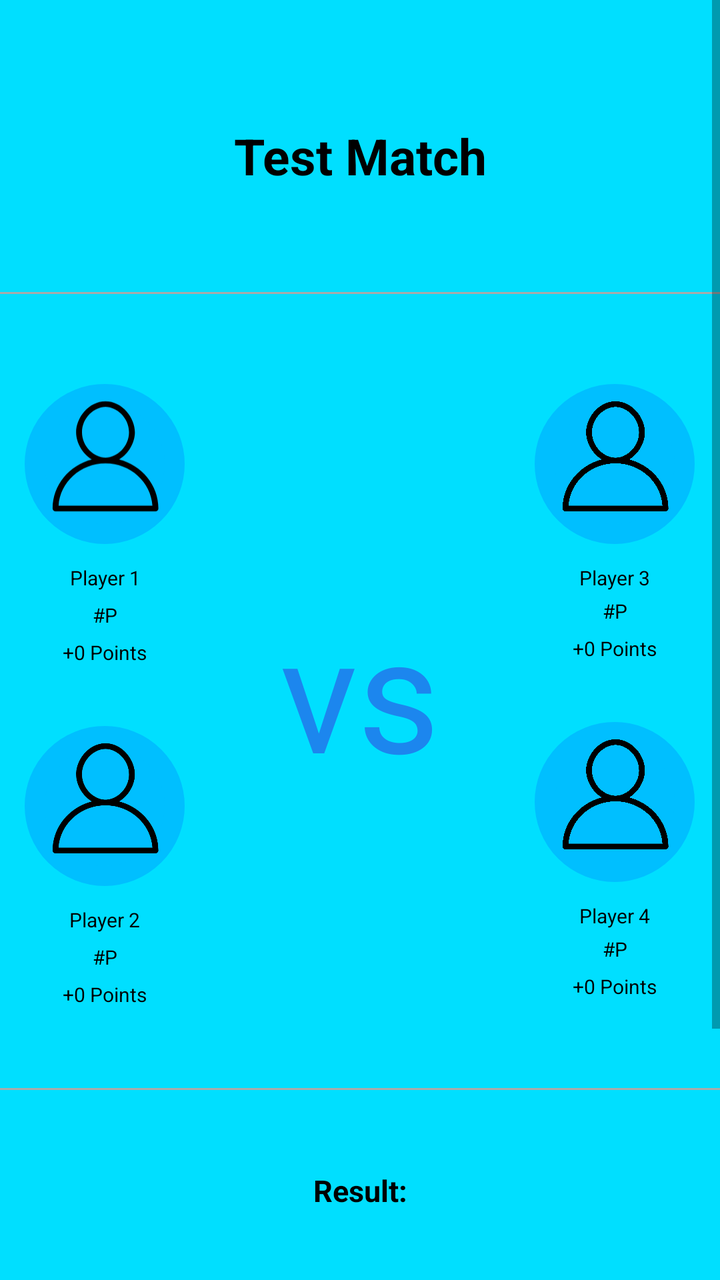
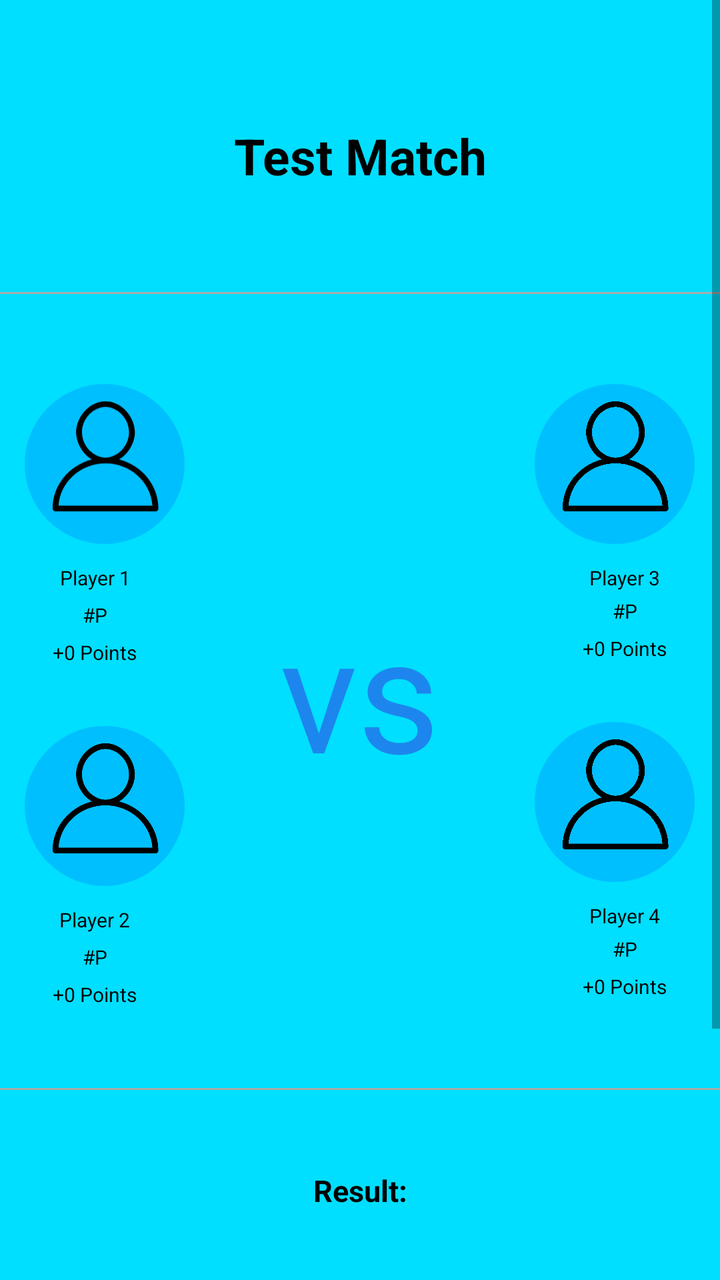

Compare the two renders of this Android layout. The source of the first and the diff that turns it into the second are given below.
<!-- AndroidManifest.xml: application theme AppTheme -->
<!-- res/layout/fragment_matchinfo.xml -->
<?xml version="1.0" encoding="utf-8"?>
<ScrollView xmlns:android="http://schemas.android.com/apk/res/android"
    xmlns:tools="http://schemas.android.com/tools"
    android:layout_width="match_parent"
    android:layout_height="match_parent"
    xmlns:app="http://schemas.android.com/apk/res-auto"
    android:background="@color/colorStatsActivity"
    tools:context=".statsFragments.MatchInfoFragment">

    <LinearLayout
        android:layout_width="match_parent"
        android:layout_height="wrap_content"
        android:paddingBottom="40dp"
        android:orientation="vertical">

        <androidx.appcompat.widget.Toolbar
            android:id="@+id/toolbar"
            android:layout_width="match_parent"
            android:layout_height="wrap_content"
            android:layout_marginTop="50dp"
            app:contentInsetStartWithNavigation="0dp">

        <TextView
            android:id="@+id/matchInfoTitle"
            android:layout_width="wrap_content"
            android:layout_height="wrap_content"
            android:layout_gravity="center"
            android:text="Test Match"
            android:textAlignment="center"
            android:textColor="#000"
            android:textSize="25sp"
            android:textStyle="bold" />

        </androidx.appcompat.widget.Toolbar>

        <View
            android:layout_width="match_parent"
            android:layout_height="1dp"
            android:layout_marginTop="40dp"
            android:layout_marginBottom="40dp"
            android:background="@android:color/darker_gray" />

        <LinearLayout
            android:layout_width="match_parent"
            android:layout_height="wrap_content">

            <LinearLayout
                android:layout_width="wrap_content"
                android:layout_height="wrap_content"
                android:orientation="vertical">

                <RelativeLayout
                    android:id="@+id/team1player1icon"
                    android:layout_width="80dp"
                    android:layout_height="80dp"
                    android:layout_gravity="center"
                    android:layout_marginStart="10dp"
                    android:layout_marginTop="5dp"
                    android:layout_marginEnd="5dp"
                    android:background="@drawable/round_corners_shape">

                    <ImageView
                        android:layout_width="70dp"
                        android:layout_height="70dp"
                        android:src="@drawable/ic_default_profile_24"
                        android:translationX="5dp" />
                </RelativeLayout>

                <TextView
                    android:id="@+id/team1player1name"
                    android:layout_width="wrap_content"
                    android:layout_height="wrap_content"
                    android:layout_gravity="center"
                    android:layout_marginStart="5dp"
                    android:gravity="center"
                    android:layout_marginTop="10dp"
                    android:text="Player 1"
                    android:textColor="#000"
                    android:textSize="10sp" />

                <TextView
                    android:id="@+id/team1player1ID"
                    android:layout_width="wrap_content"
                    android:layout_height="wrap_content"
                    android:layout_gravity="center"
                    android:layout_marginTop="5dp"
                    android:layout_marginStart="5dp"
                    android:text="#P"
                    android:textColor="#000"
                    android:textSize="10sp" />

                <TextView
                    android:id="@+id/team1player1points"
                    android:layout_width="wrap_content"
                    android:layout_height="wrap_content"
                    android:layout_gravity="center"
                    android:layout_marginTop="5dp"
                    android:layout_marginStart="5dp"
                    android:text="+0 Points"
                    android:textColor="#000"
                    android:textSize="10sp" />

                <RelativeLayout
                    android:id="@+id/team1player2icon"
                    android:layout_width="80dp"
                    android:layout_height="80dp"
                    android:layout_gravity="center"
                    android:layout_marginStart="10dp"
                    android:layout_marginTop="30dp"
                    android:layout_marginEnd="5dp"
                    android:background="@drawable/round_corners_shape"
                    android:visibility="visible">

                    <ImageView
                        android:layout_width="70dp"
                        android:layout_height="70dp"
                        android:src="@drawable/ic_default_profile_24"
                        android:translationX="5dp" />
                </RelativeLayout>

                <TextView
                    android:id="@+id/team1player2name"
                    android:layout_width="wrap_content"
                    android:layout_height="wrap_content"
                    android:layout_gravity="center"
                    android:layout_marginTop="10dp"
                    android:layout_marginStart="5dp"
                    android:text="Player 2"
                    android:textColor="#000"
                    android:textSize="10sp" />

                <TextView
                    android:id="@+id/team1player2ID"
                    android:layout_width="wrap_content"
                    android:layout_height="wrap_content"
                    android:layout_gravity="center"
                    android:layout_marginTop="5dp"
                    android:text="#P"
                    android:textColor="#000"
                    android:layout_marginStart="5dp"
                    android:textSize="10sp"
                    android:visibility="visible" />

                <TextView
                    android:id="@+id/team1player2points"
                    android:layout_width="wrap_content"
                    android:layout_height="wrap_content"
                    android:layout_gravity="center"
                    android:layout_marginTop="5dp"
                    android:layout_marginStart="5dp"
                    android:text="+0 Points"
                    android:textColor="#000"
                    android:textSize="10sp" />

            </LinearLayout>

            <TextView
                android:layout_width="wrap_content"
                android:layout_height="wrap_content"
                android:layout_gravity="center"
                android:layout_weight="1"
                android:text="vs"
                android:textAlignment="center"
                android:textColor="#1C86EE"
                android:textSize="80sp" />

            <LinearLayout
                android:layout_width="wrap_content"
                android:layout_height="wrap_content"
                android:orientation="vertical">

                <RelativeLayout
                    android:id="@+id/team2player1icon"
                    android:layout_width="80dp"
                    android:layout_height="80dp"
                    android:layout_gravity="center"
                    android:layout_marginStart="5dp"
                    android:layout_marginTop="5dp"
                    android:layout_marginEnd="10dp"
                    android:background="@drawable/round_corners_shape">

                    <ImageView
                        android:layout_width="70dp"
                        android:layout_height="70dp"
                        android:src="@drawable/ic_default_profile_24"
                        android:translationX="5dp" />
                </RelativeLayout>

                <TextView
                    android:id="@+id/team2player1name"
                    android:layout_width="wrap_content"
                    android:layout_height="wrap_content"
                    android:layout_gravity="center"
                    android:layout_marginTop="10dp"
                    android:layout_marginEnd="5dp"
                    android:text="Player 3"
                    android:textColor="#000"
                    android:textSize="10sp" />

                <TextView
                    android:id="@+id/team2player1ID"
                    android:layout_width="wrap_content"
                    android:layout_height="wrap_content"
                    android:layout_gravity="center"
                    android:layout_marginTop="3dp"
                    android:layout_marginEnd="5dp"
                    android:text="#P"
                    android:textColor="#000"
                    android:textSize="10sp" />

                <TextView
                    android:id="@+id/team2player1points"
                    android:layout_width="wrap_content"
                    android:layout_height="wrap_content"
                    android:layout_gravity="center"
                    android:layout_marginTop="5dp"
                    android:layout_marginEnd="5dp"
                    android:text="+0 Points"
                    android:textColor="#000"
                    android:textSize="10sp" />

                <RelativeLayout
                    android:id="@+id/team2player2icon"
                    android:layout_width="80dp"
                    android:layout_height="80dp"
                    android:layout_gravity="center"
                    android:layout_marginStart="5dp"
                    android:layout_marginTop="30dp"
                    android:layout_marginEnd="10dp"
                    android:background="@drawable/round_corners_shape"
                    android:visibility="visible">

                    <ImageView
                        android:layout_width="70dp"
                        android:layout_height="70dp"
                        android:src="@drawable/ic_default_profile_24"
                        android:translationX="5dp" />
                </RelativeLayout>

                <TextView
                    android:id="@+id/team2player2name"
                    android:layout_width="wrap_content"
                    android:layout_height="wrap_content"
                    android:layout_gravity="center"
                    android:layout_marginTop="10dp"
                    android:layout_marginEnd="5dp"
                    android:text="Player 4"
                    android:textColor="#000"
                    android:textSize="10sp" />

                <TextView
                    android:id="@+id/team2player2ID"
                    android:layout_width="wrap_content"
                    android:layout_height="wrap_content"
                    android:layout_gravity="center"
                    android:layout_marginTop="3dp"
                    android:layout_marginEnd="5dp"
                    android:text="#P"
                    android:textColor="#000"
                    android:textSize="10sp"
                    android:visibility="visible" />

                <TextView
                    android:id="@+id/team2player2points"
                    android:layout_width="wrap_content"
                    android:layout_height="wrap_content"
                    android:layout_gravity="center"
                    android:layout_marginTop="5dp"
                    android:layout_marginEnd="5dp"
                    android:text="+0 Points"
                    android:textColor="#000"
                    android:textSize="10sp" />

            </LinearLayout>

        </LinearLayout>

        <View
            android:layout_width="match_parent"
            android:layout_height="1dp"
            android:layout_marginTop="40dp"
            android:layout_marginBottom="40dp"
            android:background="@android:color/darker_gray" />

        <TextView
            android:layout_width="match_parent"
            android:layout_height="wrap_content"
            android:textAlignment="center"
            android:text="Result:"
            android:textColor="#000"
            android:textSize="15sp"
            android:textStyle="bold" />

        <TextView
            android:id="@+id/first_set"
            android:layout_width="match_parent"
            android:layout_height="wrap_content"
            android:layout_marginTop="30dp"
            android:textAlignment="center"
            android:textColor="#000"
            android:textSize="15sp" />

        <TextView
            android:id="@+id/second_set"
            android:layout_width="match_parent"
            android:layout_height="wrap_content"
            android:layout_marginTop="30dp"
            android:textAlignment="center"
            android:textColor="#000"
            android:textSize="15sp" />

        <TextView
            android:id="@+id/third_set"
            android:layout_width="match_parent"
            android:layout_height="wrap_content"
            android:layout_marginTop="30dp"
            android:textAlignment="center"
            android:textColor="#000"
            android:textSize="15sp"
            android:visibility="visible" />
    </LinearLayout>
</ScrollView>
<!-- resources referenced by this layout -->
<resources>
  <color name="colorStatsActivity">#00DFFF</color>
  <!-- drawable ic_default_profile_24 (drawable) -->
  <vector android:height="24dp" android:tint="#000000"
      android:viewportHeight="20" android:viewportWidth="20"
      android:width="25dp" xmlns:android="http://schemas.android.com/apk/res/android">
  
      <path android:fillColor="@android:color/white" android:pathData="M12.075,10.812c1.358-0.853,2.242-2.507,2.242-4.037c0-2.181-1.795-4.618-4.198-4.618S5.921,4.594,5.921,6.775c0,1.53,0.884,3.185,2.242,4.037c-3.222,0.865-5.6,3.807-5.6,7.298c0,0.23,0.189,0.42,0.42,0.42h14.273c0.23,0,0.42-0.189,0.42-0.42C17.676,14.619,15.297,11.677,12.075,10.812 M6.761,6.775c0-2.162,1.773-3.778,3.358-3.778s3.359,1.616,3.359,3.778c0,2.162-1.774,3.778-3.359,3.778S6.761,8.937,6.761,6.775 M3.415,17.69c0.218-3.51,3.142-6.297,6.704-6.297c3.562,0,6.486,2.787,6.705,6.297H3.415z"/>
  </vector>
  <!-- drawable round_corners_shape (drawable) -->
  <?xml version="1.0" encoding="utf-8"?>
  <shape xmlns:android="http://schemas.android.com/apk/res/android">
      <corners android:radius="300dp" />
      <solid android:color="@color/colorPrimaryDark"/>
      <stroke android:color="@color/colorPrimaryDark" android:width="10dp"/>
  </shape>
  <style name="AppTheme" parent="Theme.AppCompat.Light.NoActionBar">
          
          <item name="colorPrimary">@color/colorPrimary</item>
          <item name="colorPrimaryDark">@color/colorPrimaryDark</item>
          <item name="colorAccent">@color/colorAccent</item>
      </style>
  <color name="colorPrimaryDark">#00BFFF</color>
  <color name="colorPrimary">#6200EE</color>
  <color name="colorAccent">#03DAC5</color>
</resources>

<!-- the commit's change to res/layout/fragment_matchinfo.xml (unified diff, before → after) -->
@@ -60,6 +60,7 @@
                     android:background="@drawable/round_corners_shape">
 
                     <ImageView
+                        android:id="@+id/team1player1iconInside"
                         android:layout_width="70dp"
                         android:layout_height="70dp"
                         android:src="@drawable/ic_default_profile_24"
@@ -72,6 +73,7 @@
                     android:layout_height="wrap_content"
                     android:layout_gravity="center"
                     android:layout_marginStart="5dp"
+                    android:layout_marginEnd="5dp"
                     android:gravity="center"
                     android:layout_marginTop="10dp"
                     android:text="Player 1"
@@ -85,6 +87,7 @@
                     android:layout_gravity="center"
                     android:layout_marginTop="5dp"
                     android:layout_marginStart="5dp"
+                    android:layout_marginEnd="5dp"
                     android:text="#P"
                     android:textColor="#000"
                     android:textSize="10sp" />
@@ -96,6 +99,7 @@
                     android:layout_gravity="center"
                     android:layout_marginTop="5dp"
                     android:layout_marginStart="5dp"
+                    android:layout_marginEnd="5dp"
                     android:text="+0 Points"
                     android:textColor="#000"
                     android:textSize="10sp" />
@@ -112,6 +116,7 @@
                     android:visibility="visible">
 
                     <ImageView
+                        android:id="@+id/team1player2iconInside"
                         android:layout_width="70dp"
                         android:layout_height="70dp"
                         android:src="@drawable/ic_default_profile_24"
@@ -125,6 +130,7 @@
                     android:layout_gravity="center"
                     android:layout_marginTop="10dp"
                     android:layout_marginStart="5dp"
+                    android:layout_marginEnd="5dp"
                     android:text="Player 2"
                     android:textColor="#000"
                     android:textSize="10sp" />
@@ -138,6 +144,7 @@
                     android:text="#P"
                     android:textColor="#000"
                     android:layout_marginStart="5dp"
+                    android:layout_marginEnd="5dp"
                     android:textSize="10sp"
                     android:visibility="visible" />
 
@@ -148,6 +155,7 @@
                     android:layout_gravity="center"
                     android:layout_marginTop="5dp"
                     android:layout_marginStart="5dp"
+                    android:layout_marginEnd="5dp"
                     android:text="+0 Points"
                     android:textColor="#000"
                     android:textSize="10sp" />
@@ -155,7 +163,8 @@
             </LinearLayout>
 
             <TextView
-                android:layout_width="wrap_content"
+                android:id="@+id/vsText"
+                android:layout_width="0dp"
                 android:layout_height="wrap_content"
                 android:layout_gravity="center"
                 android:layout_weight="1"
@@ -180,6 +189,7 @@
                     android:background="@drawable/round_corners_shape">
 
                     <ImageView
+                        android:id="@+id/team2player1iconInside"
                         android:layout_width="70dp"
                         android:layout_height="70dp"
                         android:src="@drawable/ic_default_profile_24"
@@ -192,6 +202,7 @@
                     android:layout_height="wrap_content"
                     android:layout_gravity="center"
                     android:layout_marginTop="10dp"
+                    android:layout_marginStart="5dp"
                     android:layout_marginEnd="5dp"
                     android:text="Player 3"
                     android:textColor="#000"
@@ -203,6 +214,7 @@
                     android:layout_height="wrap_content"
                     android:layout_gravity="center"
                     android:layout_marginTop="3dp"
+                    android:layout_marginStart="5dp"
                     android:layout_marginEnd="5dp"
                     android:text="#P"
                     android:textColor="#000"
@@ -214,6 +226,7 @@
                     android:layout_height="wrap_content"
                     android:layout_gravity="center"
                     android:layout_marginTop="5dp"
+                    android:layout_marginStart="5dp"
                     android:layout_marginEnd="5dp"
                     android:text="+0 Points"
                     android:textColor="#000"
@@ -231,6 +244,7 @@
                     android:visibility="visible">
 
                     <ImageView
+                        android:id="@+id/team2player2iconInside"
                         android:layout_width="70dp"
                         android:layout_height="70dp"
                         android:src="@drawable/ic_default_profile_24"
@@ -243,6 +257,7 @@
                     android:layout_height="wrap_content"
                     android:layout_gravity="center"
                     android:layout_marginTop="10dp"
+                    android:layout_marginStart="5dp"
                     android:layout_marginEnd="5dp"
                     android:text="Player 4"
                     android:textColor="#000"
@@ -254,6 +269,7 @@
                     android:layout_height="wrap_content"
                     android:layout_gravity="center"
                     android:layout_marginTop="3dp"
+                    android:layout_marginStart="5dp"
                     android:layout_marginEnd="5dp"
                     android:text="#P"
                     android:textColor="#000"
@@ -266,6 +282,7 @@
                     android:layout_height="wrap_content"
                     android:layout_gravity="center"
                     android:layout_marginTop="5dp"
+                    android:layout_marginStart="5dp"
                     android:layout_marginEnd="5dp"
                     android:text="+0 Points"
                     android:textColor="#000"
@@ -283,6 +300,7 @@
             android:background="@android:color/darker_gray" />
 
         <TextView
+            android:id="@+id/resultText"
             android:layout_width="match_parent"
             android:layout_height="wrap_content"
             android:textAlignment="center"
